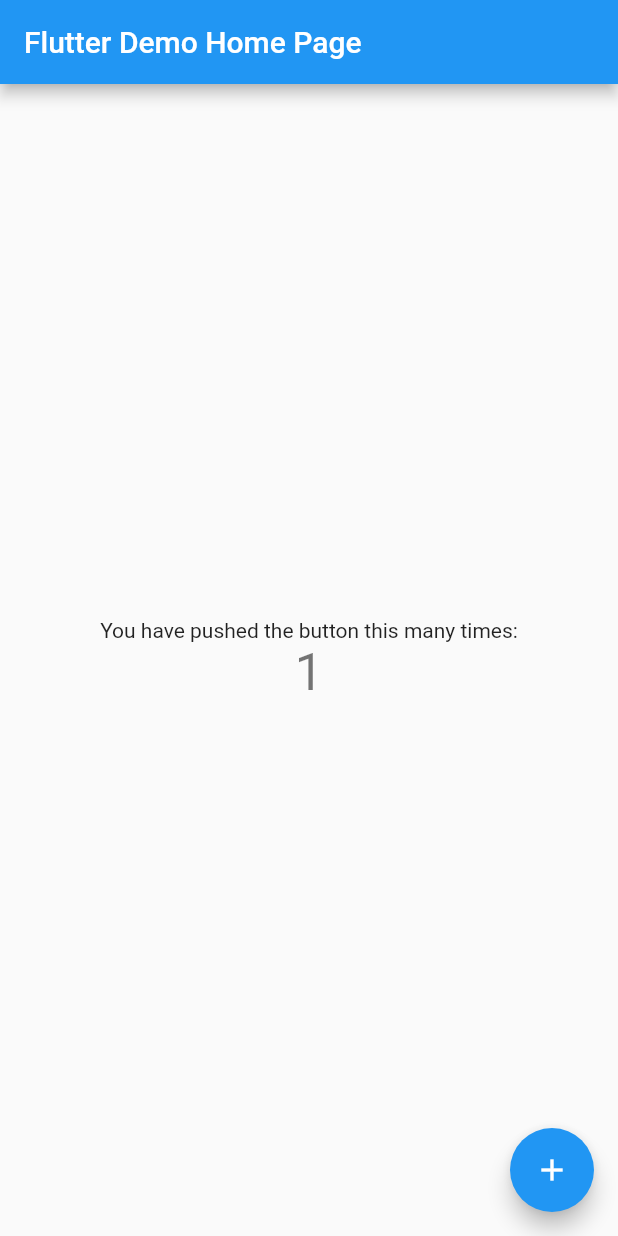
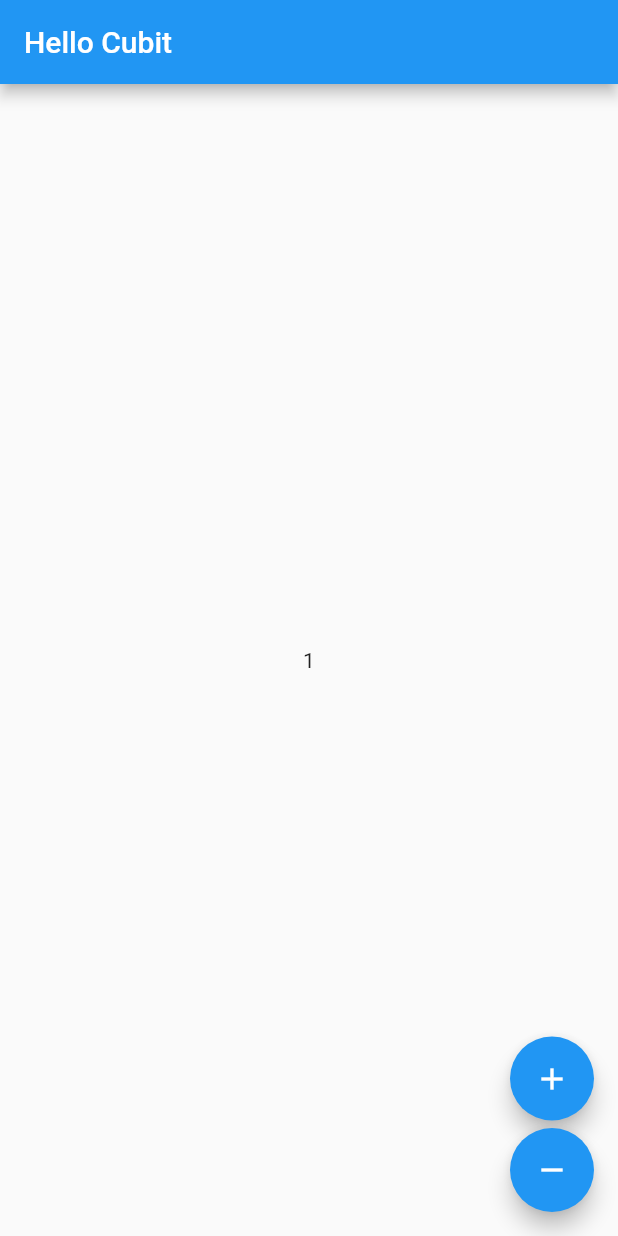
Before and after one commit to adeelzahid1/cubit, a Flutter app: the screen it shows after launch, after a tap on the "add" icon, on a phone screen of 412 x 824 dp. Run offline on Flutter 3.47's test engine with Material 2 defaults, Android fonts, the phone set to English and light mode, and no system bars; our stand-ins replace bloc, flutter_bloc.

```diff
--- /dev/null
+++ b/lib/cubit/counter_cubit.dart
@@ -0,0 +1,8 @@
+import 'package:bloc/bloc.dart';
+import 'package:meta/meta.dart';
+
+part 'counter_state.dart';
+
+class CounterCubit extends Cubit<CounterState> {
+  CounterCubit() : super(const CounterInitial(counter: 0));
+}
--- /dev/null
+++ b/lib/cubit/counter_state.dart
@@ -0,0 +1,21 @@
+part of 'counter_cubit.dart';
+
+@immutable
+abstract class CounterState {
+  final int counter;
+
+  const CounterState({required this.counter});
+
+}
+
+class CounterInitial extends CounterState {
+  const CounterInitial({required int counter}) : super(counter: counter);
+  // return CounterState(counter :0);
+}
+
+
+
+
+// factory CounterState.initial(){
+//   return CounterState(counter :0);
+// }
--- a/lib/main.dart
+++ b/lib/main.dart
@@ -1,67 +1,47 @@
 import 'package:flutter/material.dart';
+import 'package:flutter_bloc/flutter_bloc.dart';
 
-void main() {
-  runApp(const MyApp());
-}
+void main() => runApp(const CounterApp());
 
-class MyApp extends StatelessWidget {
-  const MyApp({Key? key}) : super(key: key);
+class CounterApp extends StatelessWidget {
+  const CounterApp({Key? key}) : super(key: key);
 
   @override
   Widget build(BuildContext context) {
     return MaterialApp(
-      title: 'Flutter Demo',
-      theme: ThemeData(
-        primarySwatch: Colors.blue,
+      home: BlocProvider(
+        create: (_) => CounterCubit(),
+        child: const CounterPage(),
       ),
-      home: const MyHomePage(title: 'Flutter Demo Home Page'),
     );
   }
 }
 
-class MyHomePage extends StatefulWidget {
-  const MyHomePage({Key? key, required this.title}) : super(key: key);
-
-  final String title;
-
-  @override
-  State<MyHomePage> createState() => _MyHomePageState();
-}
-
-class _MyHomePageState extends State<MyHomePage> {
-  int _counter = 0;
-
-  void _incrementCounter() {
-    setState(() {
-      _counter++;
-    });
-  }
+class CounterPage extends StatelessWidget{
+  const CounterPage({Key? key}) : super(key: key);
 
   @override
   Widget build(BuildContext context) {
+    CounterCubit _cubit = context.read<CounterCubit>();
     return Scaffold(
-      appBar: AppBar(
-        title: Text(widget.title),
-      ),
-      body: Center(
-        child: Column(
-          mainAxisAlignment: MainAxisAlignment.center,
-          children: <Widget>[
-            const Text(
-              'You have pushed the button this many times:',
-            ),
-            Text(
-              '$_counter',
-              style: Theme.of(context).textTheme.headline4,
-            ),
-          ],
-        ),
-      ),
-      floatingActionButton: FloatingActionButton(
-        onPressed: _incrementCounter,
-        tooltip: 'Increment',
-        child: const Icon(Icons.add),
+      appBar: AppBar(title: const Text('Hello Cubit')),
+      body: BlocBuilder<CounterCubit, int>(builder: (context, state) => Center(child: Text('$state'))),
+      floatingActionButton: Column(
+        crossAxisAlignment: CrossAxisAlignment.end,
+        mainAxisAlignment: MainAxisAlignment.end,
+        children: [
+          FloatingActionButton(onPressed: _cubit.increment, child: const Icon(Icons.add),),
+          const SizedBox(height: 5.0),
+          FloatingActionButton(onPressed: _cubit.decrement, child: const Icon(Icons.remove),)
+        ],
       ),
     );
   }
 }
+
+class CounterCubit extends Cubit<int> {
+  CounterCubit() : super(0);
+
+  void increment() => emit(state + 1);
+  void decrement() => emit(state - 1);
+}
```
Also changed, not shown: 4 other files.
